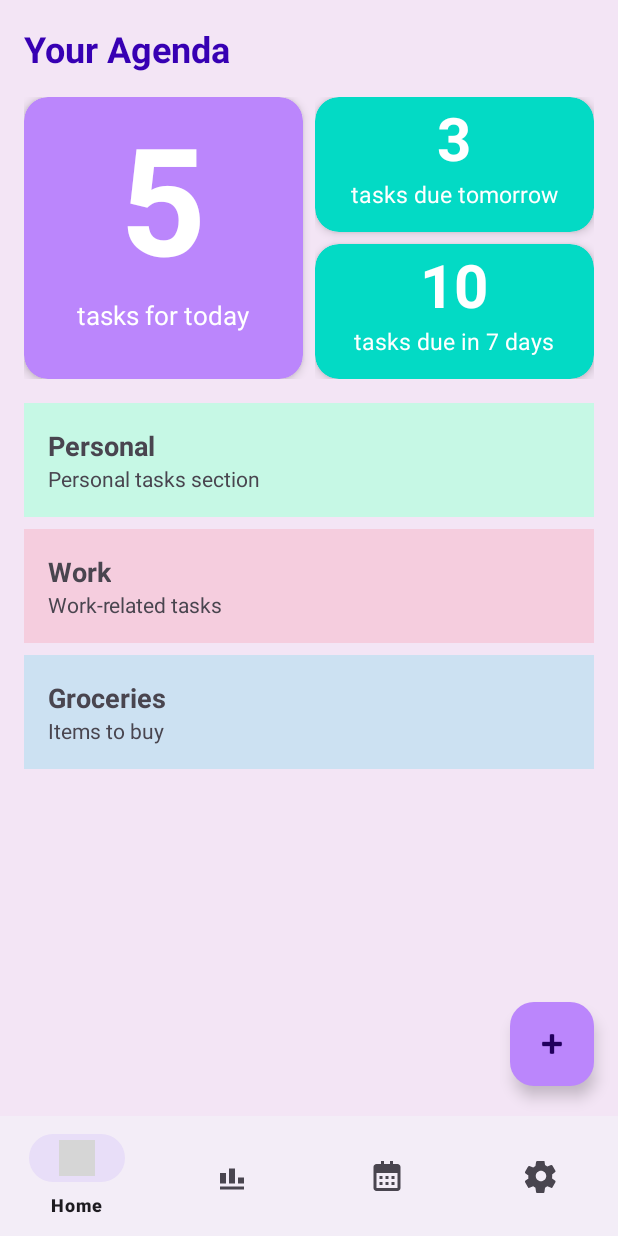
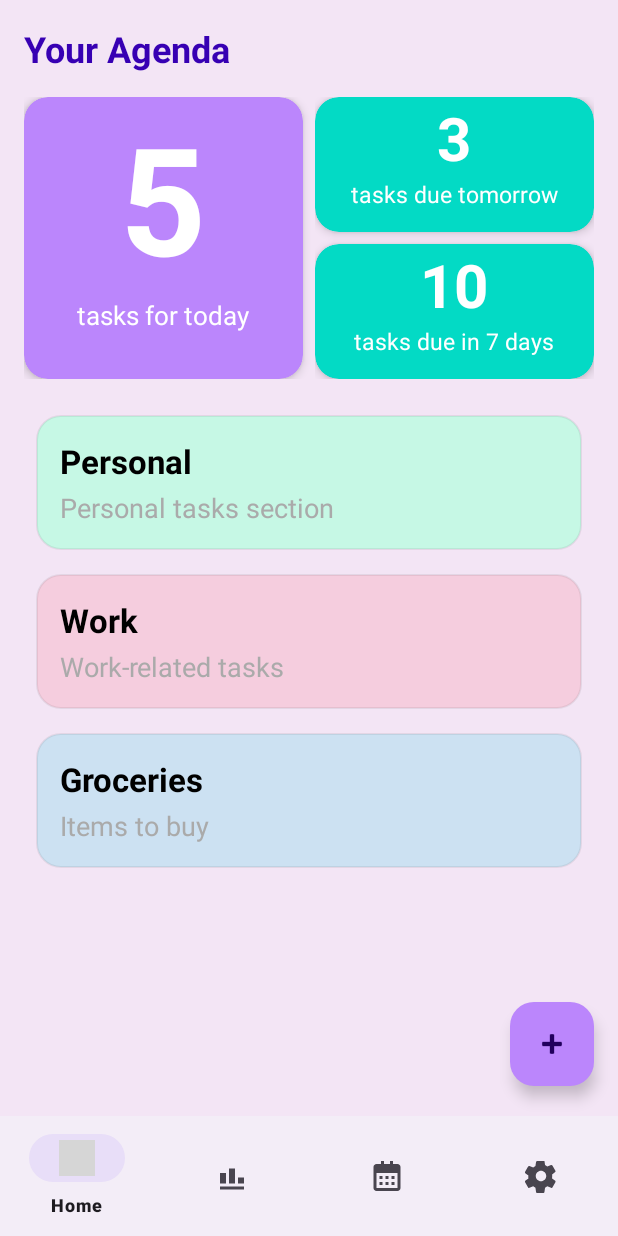
Before and after one commit to Yana7153/DreamPlan2, an Android app: the screen it shows after launch (MainActivity), on a phone screen of 412 x 824 dp. Run offline under Robolectric (Android 15) with nearby library versions, the phone set to English and light mode, and no system bars; our stand-ins replace Room's generated code; 1 statement that could not run was skipped; grey boxes are pictures that could not be loaded.

Commit message:
Design changes in arrow and section

```diff
--- a/app/src/main/AndroidManifest.xml
+++ b/app/src/main/AndroidManifest.xml
@@ -3,6 +3,7 @@
     xmlns:tools="http://schemas.android.com/tools">
 
     <application
+        android:hardwareAccelerated="true"
         android:allowBackup="true"
         android:dataExtractionRules="@xml/data_extraction_rules"
         android:fullBackupContent="@xml/backup_rules"
--- a/app/src/main/java/com/example/dreamplan/adapters/SectionAdapter.java
+++ b/app/src/main/java/com/example/dreamplan/adapters/SectionAdapter.java
@@ -3,12 +3,17 @@ package com.example.dreamplan.adapters;
 import android.app.AlertDialog;
 import android.content.Context;
 import android.graphics.Color;
+import android.graphics.PorterDuff;
+import android.graphics.drawable.Drawable;
+import android.graphics.drawable.GradientDrawable;
 import android.util.Log;
 import android.view.LayoutInflater;
 import android.view.View;
 import android.view.ViewGroup;
 import android.widget.TextView;
 
+import androidx.core.content.ContextCompat;
+import androidx.core.view.ViewCompat;
 import androidx.recyclerview.widget.RecyclerView;
 
 import com.example.dreamplan.HomeFragment;
@@ -37,15 +42,22 @@ public class SectionAdapter extends RecyclerView.Adapter<SectionAdapter.SectionV
 
     @Override
     public void onBindViewHolder(SectionViewHolder holder, int position) {
-        if (sectionList == null || sectionList.isEmpty()) {
-            return; // Do nothing if the list is null or empty
-        }
+        if (sectionList == null || sectionList.isEmpty()) return;
+
         Section section = sectionList.get(position);
         holder.sectionName.setText(section.getName());
         holder.sectionNotes.setText(section.getNotes());
 
-        // Set the background color of the section box
-        holder.itemView.setBackgroundColor(Color.parseColor(section.getColor()));
+        // Get the existing background drawable
+        GradientDrawable background = (GradientDrawable) holder.itemView.getBackground();
+        if (background == null) {
+            // Create new if doesn't exist
+            background = (GradientDrawable) ContextCompat.getDrawable(context, R.drawable.section_background);
+        }
+
+        // Set the color while preserving rounded corners
+        background.setColor(Color.parseColor(section.getColor()));
+        ViewCompat.setBackground(holder.itemView, background);
     }
 
     @Override
--- /dev/null
+++ b/app/src/main/res/drawable/section_background.xml
@@ -0,0 +1,9 @@
+<?xml version="1.0" encoding="utf-8"?>
+<shape xmlns:android="http://schemas.android.com/apk/res/android"
+    android:shape="rectangle">
+    <solid android:color="@android:color/transparent"/>
+    <corners android:radius="16dp"/>
+    <stroke
+        android:width="1dp"
+        android:color="#11000000"/>
+</shape>
--- a/app/src/main/res/layout/fragment_add_task.xml
+++ b/app/src/main/res/layout/fragment_add_task.xml
@@ -24,7 +24,7 @@
                 android:id="@+id/btn_back"
                 android:layout_width="48dp"
                 android:layout_height="48dp"
-                android:src="@drawable/ic_arrow_back"
+                android:src="@drawable/arrow"
                 android:background="?attr/selectableItemBackgroundBorderless"
                 android:layout_alignParentStart="true"
                 android:contentDescription="Back"
--- a/app/src/main/res/layout/item_section.xml
+++ b/app/src/main/res/layout/item_section.xml
@@ -1,13 +1,16 @@
 <?xml version="1.0" encoding="utf-8"?>
 <LinearLayout xmlns:android="http://schemas.android.com/apk/res/android"
+    xmlns:app="http://schemas.android.com/apk/res-auto"
     android:layout_width="match_parent"
     android:layout_height="wrap_content"
     android:orientation="vertical"
     android:padding="16dp"
-    android:background="@color/lighter_gray"
-    android:clickable="true"
-    android:focusable="true"
-    android:layout_marginBottom="8dp"> <!-- Add this line to create space between sections -->
+    android:background="@drawable/section_background"
+    android:clipToPadding="true"
+    android:clipChildren="true"
+    android:outlineProvider="background"
+    android:layout_margin="8dp"
+    android:foreground="?android:attr/selectableItemBackground">
 
     <!-- Section Name -->
     <TextView
@@ -15,8 +18,9 @@
         android:layout_width="wrap_content"
         android:layout_height="wrap_content"
         android:text="Section Name"
-        android:textSize="18sp"
-        android:textStyle="bold"/>
+        android:textSize="22sp"
+        android:textStyle="bold"
+        android:textColor="@android:color/black"/>
 
     <!-- Section Notes -->
     <TextView
@@ -24,7 +28,9 @@
         android:layout_width="wrap_content"
         android:layout_height="wrap_content"
         android:text="Section Notes"
-        android:textSize="14sp"/>
+        android:textSize="18sp"
+        android:textColor="@android:color/darker_gray"
+        android:layout_marginTop="4dp"/>
 
     <!-- Delete Button (Initially hidden) -->
     <Button
@@ -34,5 +40,6 @@
         android:text="Delete"
         android:visibility="gone"
         android:layout_marginTop="8dp"
+        style="@style/Widget.AppCompat.Button.Colored"
         android:backgroundTint="@color/red"/>
 </LinearLayout>
--- a/app/src/main/res/values/colors.xml
+++ b/app/src/main/res/values/colors.xml
@@ -96,7 +96,10 @@
     <!-- Special task indicator variants -->
     <color name="task_indicator_default">#FF4081</color>    <!-- Default pink -->
     <color name="task_indicator_completed">#4CAF50</color>  <!-- Green for completed -->
-    <color name="task_indicator_urgent">#F44336</color>     <!-- Red for urgent -->
+    <color name="task_indicator_urgent">#F44336</color>
+    <color name="dark_gray">#616161</color>
+    <color name="light_gray">#E0E0E0</color>
+    <!-- Red for urgent -->
 
 
 </resources>
--- a/app/src/main/res/values/styles.xml
+++ b/app/src/main/res/values/styles.xml
@@ -57,4 +57,10 @@
         <item name="colorSurface">@color/white</item>
         <item name="colorOnSurface">@color/purple_500</item>
     </style>
+
+    <style name="SectionStyle" parent="Widget.MaterialComponents.CardView">
+        <item name="cornerRadius">12dp</item>
+        <item name="cardElevation">2dp</item>
+        <item name="cardBackgroundColor">@color/lighter_gray</item>
+    </style>
 </resources>
```
Also changed, not shown: app/src/main/res/drawable/ic_arrow_back.xml (deleted, +0 -10 lines), app/src/main/res/layout/fragment_section_detail.xml (+5 -5 lines), app/src/main/res/drawable/arrow.png (added).
